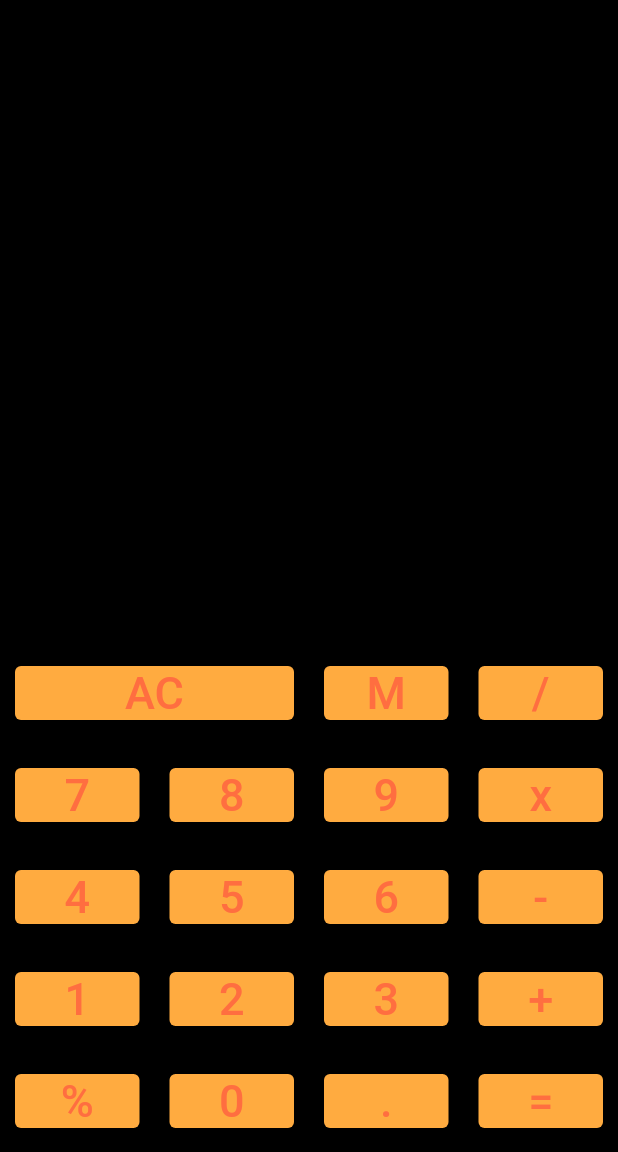
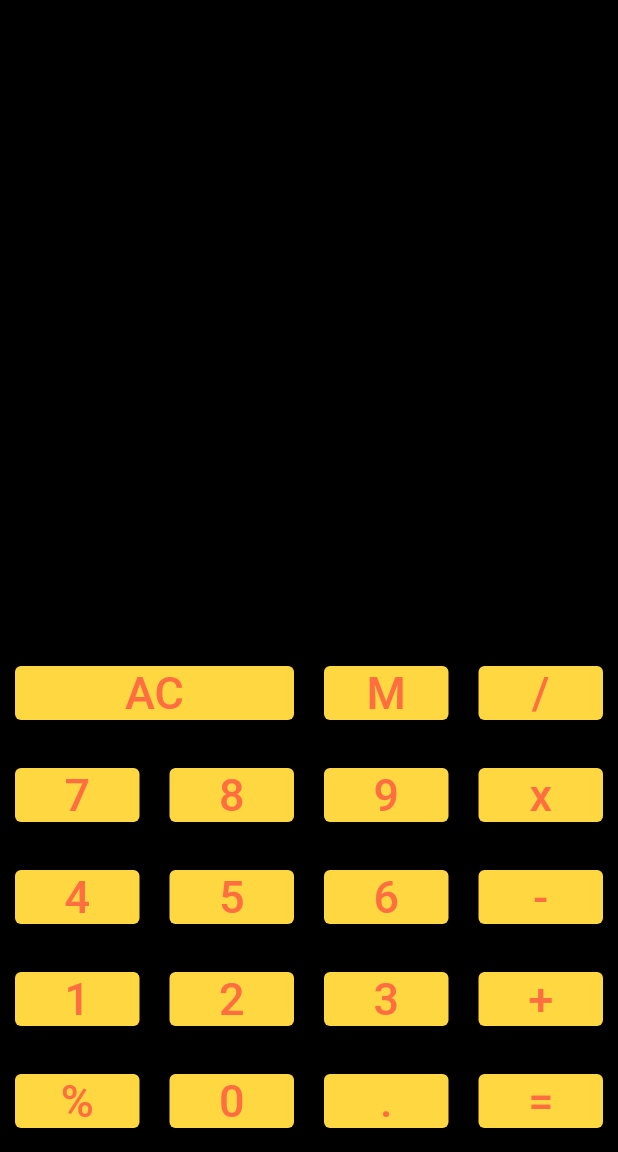
Before and after one commit to karmokarsurjit/calculator, a Flutter app: the screen it shows after launch, on a phone screen of 412 x 824 dp, the part 84-1236 px from its top. Run offline on Flutter 3.47's test engine with Material 2 defaults, Android fonts, the phone set to English and light mode, and no system bars.

Commit message:
Static Backround Color

```diff
--- a/lib/ui/calculator_ui.dart
+++ b/lib/ui/calculator_ui.dart
@@ -22,10 +22,10 @@ class _CalculatorUiState extends State<CalculatorUi> {
       child: Container(
         margin: const EdgeInsets.all(10),
         child: ElevatedButton(
-          //style: ElevatedButton.styleFrom(backgroundColor: Colors.amberAccent),
-          style: ElevatedButton.styleFrom(
-            backgroundColor: (click == false) ? Colors.deepOrangeAccent : Colors.orangeAccent,
-          ),
+          style: ElevatedButton.styleFrom(backgroundColor: Colors.amberAccent),
+          //style: ElevatedButton.styleFrom(
+            //backgroundColor: (click == false) ? Colors.deepOrangeAccent : Colors.orangeAccent,
+          //),
           onPressed: () {
             setState(() {
               click = !click;
```
